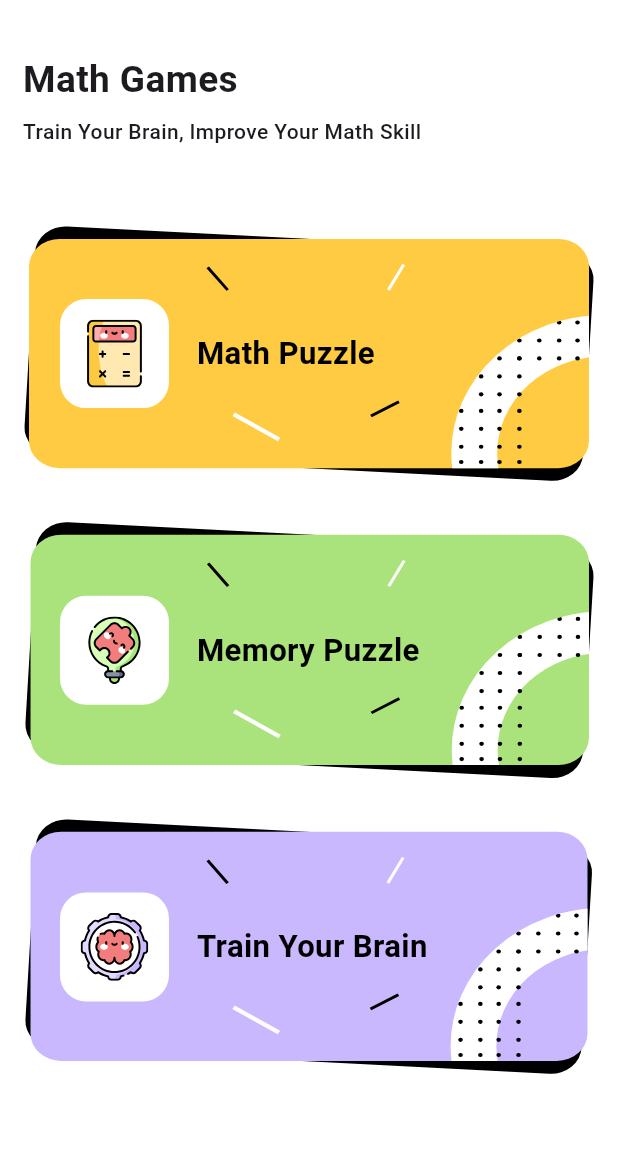
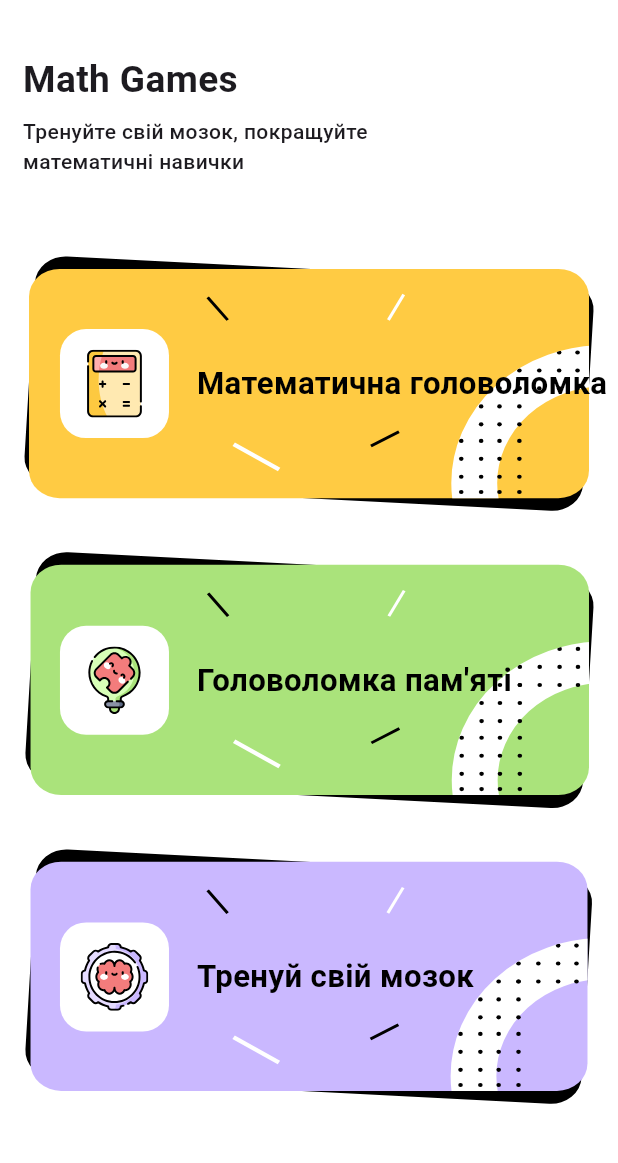
Before and after one commit to Maxopenstudio/Flutter-Puzzle-game, a Flutter app: the screen it shows after launch, on a phone screen of 412 x 824 dp, the part 68-1231 px from its top. Run offline on Flutter 3.47's test engine with Material 3 defaults, Android fonts, the phone set to English and light mode, and no system bars; our stand-ins replace audioplayers, auto_size_text, figma_squircle, flutter_rating_bar, flutter_svg, flutter_switch and 7 more; missing offline and left inert: flutter_email_sender, flutter_share, flutter_vibrate, vsync_provider.

Commit message:
added levels translation

```diff
--- /dev/null
+++ b/lib/l10n/intl_uk.arb
@@ -0,0 +1,31 @@
+{
+  "gameNameLabel": "Math Games",
+  "gameShortDescLabel": "Тренуйте свій мозок, покращуйте математичні навички",
+
+  "mathPuzzleModeLabel": "Математична головоломка",
+  "mathPuzzleModeShortDesc": "Кожна гра з простими розрахунками з різним підходом.",
+  "mathPuzzleCategoryCalculator": "Калькулятор",
+  "mathPuzzleCategoryGuessSign": "Вгадаєш знак?",
+  "mathPuzzleCategoryCorrectAnswer": "Правильна відповідь",
+  "mathPuzzleCategoryQuickCalculation": "Швидкий розрахунок",
+  "mathPuzzleCategoryFindMissing": "Знайти невідоме",
+  "mathPuzzleCategoryTrueFalse": "Правда Неправда",
+  "mathPuzzleCategoryComplexCalculation": "Складні розрахунки",
+  "mathPuzzleCategoryDualGame": "Гра на двох",
+
+  "memoryPuzzleModeLabel": "Головоломка пам'яті",
+  "memoryPuzzleModeShortDesc": "Запам'ятовуйте числа та знаки, перш ніж застосовувати до них обчислення.",
+  "memoryPuzzleCategoryMentalArithmetic": "Ментальна арифметика",
+  "memoryPuzzleCategorySquareRoot": "Квадратний корінь",
+  "memoryPuzzleCategoryMathGrid": "Математична сітка",
+  "memoryPuzzleCategoryMathematicalPairs": "Математичні пари",
+  "memoryPuzzleCategoryCubeRoot": "Кубічний корінь",
+  "memoryPuzzleCategoryConcentration": "Концентрація",
+
+  "trainYourBrainModeLabel": "Тренуй свій мозок",
+  "trainYourBrainModeShortDesc": "Розвивайте логічне мислення, концентрацію уваги та основні когнітивні навички.",
+  "trainYourBrainMagicTriangle": "Магічний трикутник",
+  "trainYourBrainPicturePuzzle": "Головоломка з картинок",
+  "trainYourBrainNumberPyramid": "Числова піраміда",
+  "trainYourBrainNumericMemory": "Числова пам'ять"
+}
--- a/lib/src/core/app_constant.dart
+++ b/lib/src/core/app_constant.dart
@@ -1,4 +1,5 @@
 import 'package:flutter/material.dart';
+import 'package:mathsgames/generated/l10n.dart';
 import 'package:mathsgames/src/data/models/dashboard.dart';
 import 'package:tuple/tuple.dart';
 
@@ -90,8 +91,8 @@ class KeyUtil {
         colorTuple: Tuple2(Color(0xff4895EF), Color(0xff3f37c9)),
         opacity: 0.07,
         outlineIcon: AppAssets.icMathPuzzleOutline,
-        subtitle: "Each game with simple calculation with different approach.",
-        title: "Math Puzzle",
+        subtitle: S.current.mathPuzzleModeShortDesc,
+        title: S.current.mathPuzzleModeLabel,
         gridColor: bgColor1,
         fillIconColor: Color(0xff4895ef),
         position: 0,
@@ -108,9 +109,8 @@ class KeyUtil {
         opacity: 0.07,
         outlineIcon: AppAssets.icMemoryPuzzleOutline,
         gridColor: bgColor2,
-        subtitle:
-            "Memorise numbers & signs before applying calculation to them.",
-        title: "Memory Puzzle",
+        subtitle: S.current.memoryPuzzleModeShortDesc,
+        title: S.current.memoryPuzzleModeLabel,
         fillIconColor: Color(0xff9f2beb),
         outlineIconColor: Color(0xff560BAD),
         bgColor: bgColor2,
@@ -124,9 +124,8 @@ class KeyUtil {
         colorTuple: Tuple2(Color(0xfff72585), Color(0xffb5179e)),
         opacity: 0.12,
         outlineIcon: AppAssets.icTrainBrainOutline,
-        subtitle:
-            "Enhance logical thinking, concentration and core cognitive skills.",
-        title: "Train Your Brain",
+        subtitle: S.current.trainYourBrainModeShortDesc,
+        title: S.current.trainYourBrainModeLabel,
         folder: themeBlueFolder,
         fillIconColor: Color(0xfff72585),
         outlineIconColor: Color(0xffB5179E),
@@ -134,13 +133,12 @@ class KeyUtil {
         primaryColor: primaryColor3),
   ];
 
-
   static List<Color> bgColorList = [
     bgColor1,
     bgColor2,
     bgColor3,
+  ];
 
-  ];
   static int getTimeUtil(GameCategoryType gameCategoryType) {
     switch (gameCategoryType) {
       case GameCategoryType.CALCULATOR:
--- a/lib/src/ui/app/app.dart
+++ b/lib/src/ui/app/app.dart
@@ -1,6 +1,8 @@
 // import 'package:firebase_analytics/firebase_analytics.dart';
+import 'package:flutter_localizations/flutter_localizations.dart';
 import 'package:flutter/material.dart';
 import 'package:flutter/services.dart';
+import 'package:mathsgames/generated/l10n.dart';
 import 'package:mathsgames/src/core/app_constant.dart';
 import 'package:mathsgames/src/core/app_theme.dart';
 import 'package:mathsgames/src/core/app_routes.dart';
@@ -26,6 +28,14 @@ class MyApp extends StatelessWidget {
     return Consumer<ThemeProvider>(
         builder: (context, ThemeProvider provider, child) {
       return MaterialApp(
+        localizationsDelegates: [
+          S.delegate,
+          GlobalMaterialLocalizations.delegate,
+          GlobalWidgetsLocalizations.delegate,
+          GlobalCupertinoLocalizations.delegate,
+        ],
+        supportedLocales: S.delegate.supportedLocales,
+        locale: Locale("uk"),
         title: 'Math Games',
         debugShowCheckedModeBanner: false,
         theme: AppTheme.theme,
--- a/lib/src/ui/dashboard/dashboard_view.dart
+++ b/lib/src/ui/dashboard/dashboard_view.dart
@@ -9,6 +9,7 @@ import 'package:mathsgames/src/utility/Constants.dart';
 import 'package:provider/provider.dart';
 import 'package:tuple/tuple.dart';
 
+import '../../../generated/l10n.dart';
 import '../app/theme_provider.dart';
 import '../resizer/fetch_pixels.dart';
 
@@ -102,8 +103,8 @@ class _DashboardViewState extends State<DashboardView>
                         SizedBox(height: getVerticalSpace(context)),
                         // SizedBox(height: getScreenPercentSize(context, 3),),
 
-                        getHeaderWidget(context, 'Math Games',
-                            'Train Your Brain, Improve Your Math Skill'),
+                        getHeaderWidget(context, S.of(context).gameNameLabel,
+                            S.current.gameShortDescLabel),
 
                         // SizedBox(height: getScreenPercentSize(context, 5),),
                         SizedBox(height: FetchPixels.getPixelHeight(120)),
--- a/pubspec.yaml
+++ b/pubspec.yaml
@@ -57,6 +57,8 @@ dependencies:
   url_launcher: ^6.1.2
   device_info_plus: ^3.2.3
   flutter_rating_bar: ^4.0.0
+  flutter_localizations:
+    sdk: flutter
 
 dev_dependencies:
   flutter_test:
```
Also changed, not shown: lib/l10n/intl_en.arb (+31 -1 lines), lib/src/ui/dashboard/dashboard_provider.dart (+19 -18 lines), lib/generated/intl/messages_all.dart, lib/generated/intl/messages_en.dart, lib/generated/intl/messages_uk.dart (added), lib/generated/l10n.dart, pubspec.lock.
